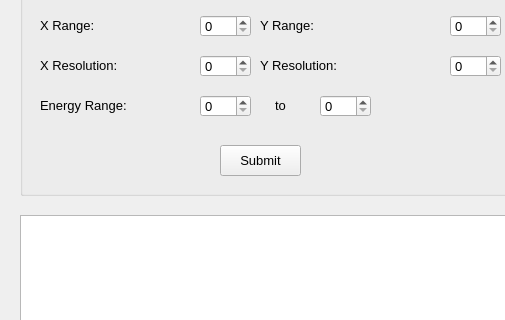
First picture: the form in STXM_data_viewer.ui, repository amy-remeshylo/STXM_data_viewer, before the edit; both pictures show x 0 to 505 and y 245 to 565 of the 1225 by 797 pixel window.
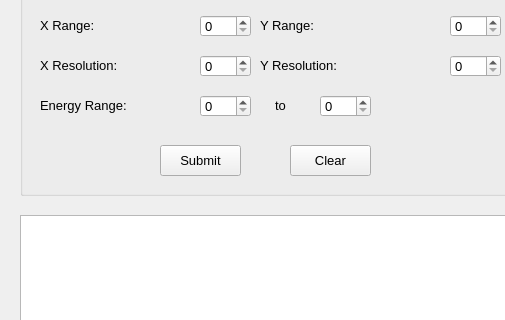
Second picture: the form after the edit.

Commit message: implemented Clear Filters button

```diff
--- a/STXM_data_viewer.ui
+++ b/STXM_data_viewer.ui
@@ -309,7 +309,7 @@
     <widget class="QPushButton" name="submitBTN">
      <property name="geometry">
       <rect>
-       <x>200</x>
+       <x>140</x>
        <y>370</y>
        <width>81</width>
        <height>31</height>
@@ -342,6 +342,19 @@
       <string>File Directory (Required): </string>
      </property>
     </widget>
+    <widget class="QPushButton" name="clearBTN">
+     <property name="geometry">
+      <rect>
+       <x>270</x>
+       <y>370</y>
+       <width>81</width>
+       <height>31</height>
+      </rect>
+     </property>
+     <property name="text">
+      <string>Clear</string>
+     </property>
+    </widget>
    </widget>
    <widget class="QFrame" name="frame">
     <property name="geometry">
```
The commit also changes 1 other file.
